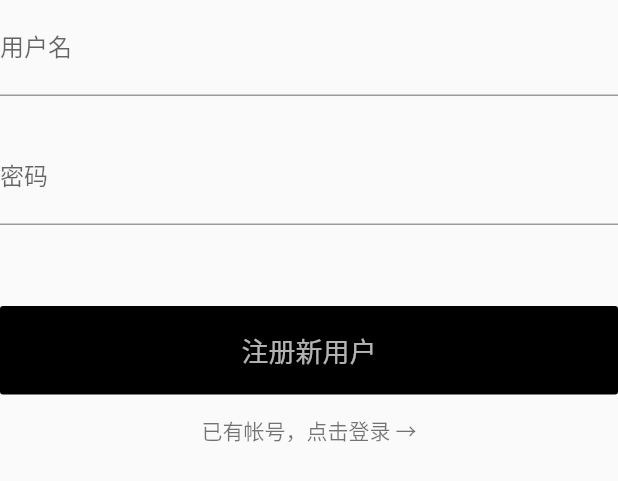
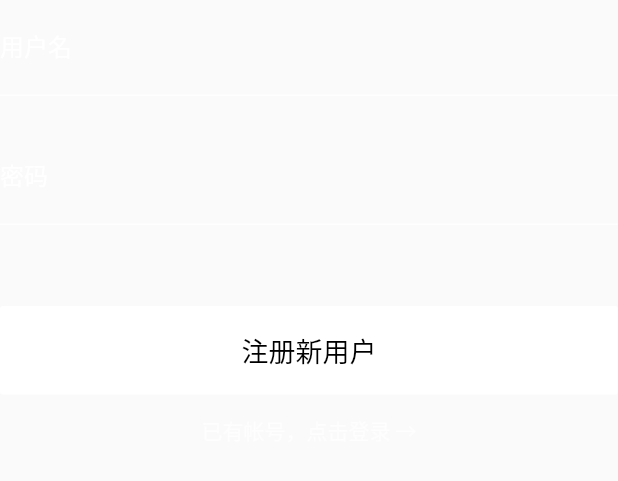
Before and after one commit to ninghao/w_store_flutter, a Flutter app: the SignupForm widget shown alone on an empty page, opened directly, on a phone screen of 412 x 824 dp. Shown: the top 481 px of the screen. Run offline on Flutter 3.47's test engine with Material 2 defaults, Android fonts, the phone set to English and light mode, and no system bars; our stand-ins replace outline_material_icons.

Commit message:
注册表单：样式

```diff
--- a/lib/src/signup/widgets/signup_form.dart
+++ b/lib/src/signup/widgets/signup_form.dart
@@ -50,6 +50,24 @@ class _SignupFormState extends State<SignupForm> {
               labelText: '用户名',
               hintText: '输入注册用户名',
               helperText: '',
+              labelStyle: TextStyle(
+                color: Colors.white,
+              ),
+              hintStyle: TextStyle(
+                color: Colors.white38,
+              ),
+              enabledBorder: UnderlineInputBorder(
+                borderSide: BorderSide(
+                  width: 1,
+                  color: Colors.white70,
+                ),
+              ),
+              focusedBorder: UnderlineInputBorder(
+                borderSide: BorderSide(
+                  width: 1,
+                  color: Colors.white,
+                ),
+              ),
             ),
             onSaved: (String value) {
               _formData.name = value;
@@ -62,6 +80,24 @@ class _SignupFormState extends State<SignupForm> {
               labelText: '密码',
               hintText: '输入注册用户密码',
               helperText: '',
+              labelStyle: TextStyle(
+                color: Colors.white,
+              ),
+              hintStyle: TextStyle(
+                color: Colors.white38,
+              ),
+              enabledBorder: UnderlineInputBorder(
+                borderSide: BorderSide(
+                  width: 1,
+                  color: Colors.white70,
+                ),
+              ),
+              focusedBorder: UnderlineInputBorder(
+                borderSide: BorderSide(
+                  width: 1,
+                  color: Colors.white,
+                ),
+              ),
             ),
             obscureText: true,
             onSaved: (String value) {
@@ -79,13 +115,13 @@ class _SignupFormState extends State<SignupForm> {
               child: Text(
                 '注册新用户',
                 style: TextStyle(
-                  color: Colors.white70,
+                  color: Colors.black,
                   fontSize: 18.0,
                 ),
               ),
               onPressed: _submitForm,
-              color: Theme.of(context).primaryColor,
-              splashColor: Colors.white12,
+              color: Colors.white,
+              splashColor: Colors.black12,
               padding: EdgeInsets.all(16.0),
               elevation: 0.0,
             ),
@@ -96,7 +132,7 @@ class _SignupFormState extends State<SignupForm> {
               child: Text(
                 '已有帐号，点击登录 →',
                 style: TextStyle(
-                  color: Colors.black54,
+                  color: Colors.white70,
                 ),
               ),
               onPressed: () {},
```
